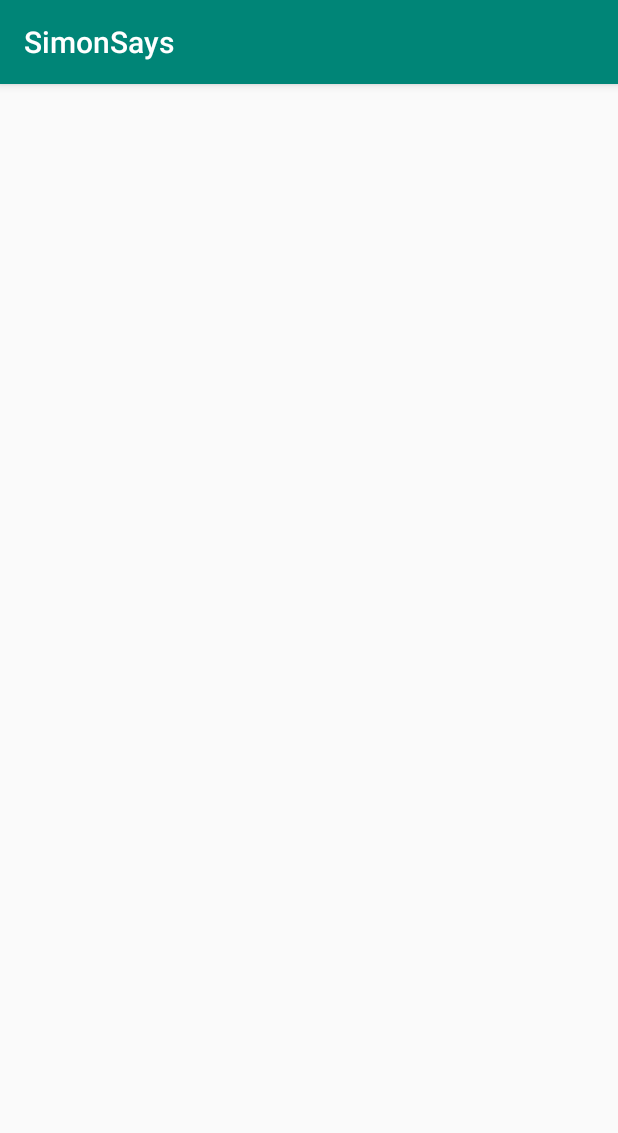
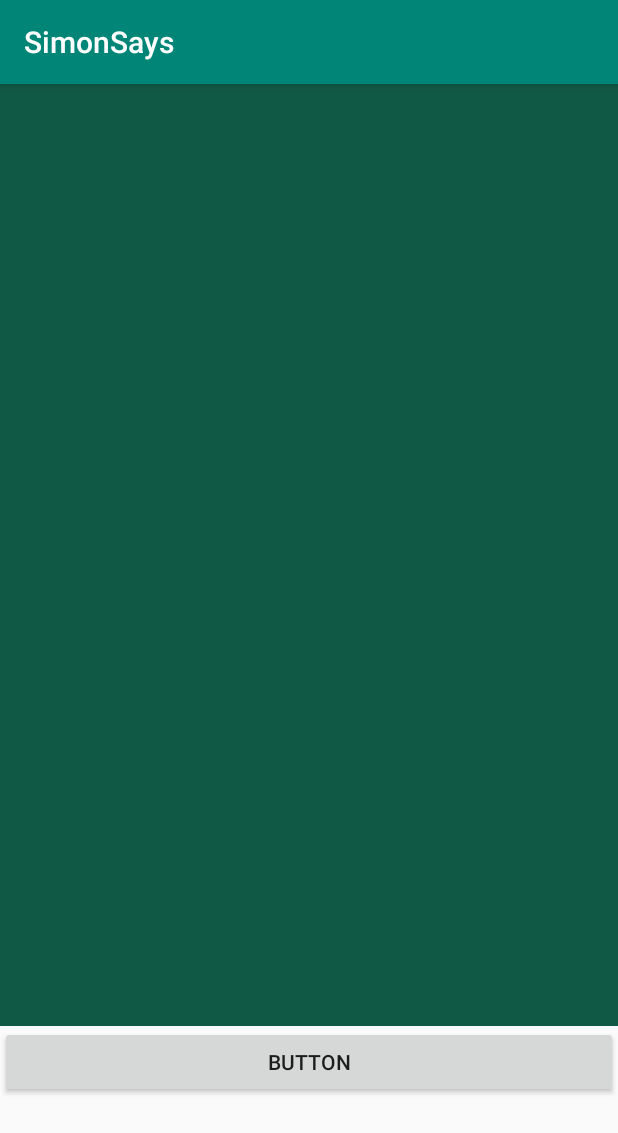
Before and after one commit to klester3/Simon, an Android app: the screen it shows after launch (MainActivity), on a phone screen of 412 x 824 dp. Shown: the top 1133 px of the screen. Run offline under Robolectric (Android 15) with nearby library versions, the phone set to English and light mode, and no system bars.

Commit message:
Playing with design

```diff
--- a/app/src/main/res/layout/activity_main.xml
+++ b/app/src/main/res/layout/activity_main.xml
@@ -4,4 +4,64 @@
     xmlns:tools="http://schemas.android.com/tools"
     android:layout_width="match_parent"
     android:layout_height="match_parent"
-    tools:context=".MainActivity"/>
+    tools:context=".MainActivity">
+
+    <LinearLayout
+        android:layout_width="match_parent"
+        android:layout_height="wrap_content"
+        android:orientation="vertical">
+
+        <LinearLayout
+            android:layout_width="match_parent"
+            android:layout_height="match_parent"
+            android:orientation="horizontal">
+
+            <LinearLayout
+                android:layout_width="match_parent"
+                android:layout_height="match_parent"
+                android:layout_weight="2"
+                android:orientation="vertical">
+
+                <ImageView
+                    android:id="@+id/imageView4"
+                    android:layout_width="wrap_content"
+                    android:layout_height="314dp"
+                    app:srcCompat="@drawable/rectangle_5" />
+
+                <ImageView
+                    android:id="@+id/imageView7"
+                    android:layout_width="wrap_content"
+                    android:layout_height="314dp"
+                    app:srcCompat="@drawable/rectangle_5" />
+
+            </LinearLayout>
+
+            <LinearLayout
+                android:layout_width="match_parent"
+                android:layout_height="match_parent"
+                android:layout_weight="2"
+                android:orientation="vertical">
+
+                <ImageView
+                    android:id="@+id/imageView5"
+                    android:layout_width="wrap_content"
+                    android:layout_height="314dp"
+                    app:srcCompat="@drawable/rectangle_5" />
+
+                <ImageView
+                    android:id="@+id/imageView8"
+                    android:layout_width="wrap_content"
+                    android:layout_height="314dp"
+                    app:srcCompat="@drawable/rectangle_5" />
+
+            </LinearLayout>
+        </LinearLayout>
+
+        <Button
+            android:id="@+id/button6"
+            android:layout_width="match_parent"
+            android:layout_height="wrap_content"
+            android:text="Button" />
+    </LinearLayout>
+
+</android.support.constraint.ConstraintLayout>
```
Also changed, not shown: app/src/main/res/drawable-hdpi/rectangle_5.png (added), app/src/main/res/drawable-hdpi/rectangle_6.png (added), app/src/main/res/drawable-mdpi/rectangle_5.png (added), app/src/main/res/drawable-mdpi/rectangle_6.png (added), app/src/main/res/drawable-xhdpi/rectangle_5.png (added), app/src/main/res/drawable-xhdpi/rectangle_6.png (added), app/src/main/res/drawable-xxhdpi/rectangle_5.png (added), app/src/main/res/drawable-xxhdpi/rectangle_6.png (added), app/src/main/res/drawable-xxxhdpi/rectangle_5.png (added), app/src/main/res/drawable-xxxhdpi/rectangle_6.png (added).
